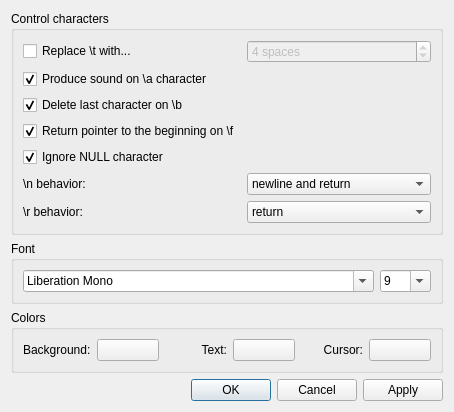
First picture: the form in src/ui/terminalsettings.ui, repository Tasssadar/Lorris, before the edit.
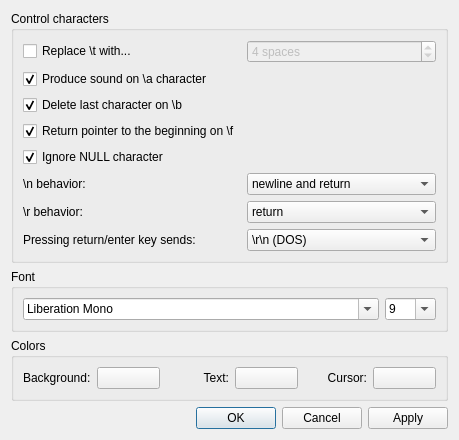
Second picture: the form after the edit.

Commit message: [705] Terminal: Add option to change what enter key sends

What changed in the file:
```diff
--- a/src/ui/terminalsettings.ui
+++ b/src/ui/terminalsettings.ui
@@ -6,8 +6,8 @@
    <rect>
     <x>0</x>
     <y>0</y>
-    <width>454</width>
-    <height>403</height>
+    <width>459</width>
+    <height>439</height>
    </rect>
   </property>
   <property name="windowTitle">
@@ -148,6 +148,37 @@
         </property>
        </widget>
       </item>
+      <item row="7" column="0">
+       <widget class="QLabel" name="label_6">
+        <property name="text">
+         <string>Pressing return/enter key sends:</string>
+        </property>
+       </widget>
+      </item>
+      <item row="7" column="1">
+       <widget class="QComboBox" name="enterSendBox">
+        <item>
+         <property name="text">
+          <string>\r\n (DOS)</string>
+         </property>
+        </item>
+        <item>
+         <property name="text">
+          <string>\n (UNIX)</string>
+         </property>
+        </item>
+        <item>
+         <property name="text">
+          <string>\r (MAC)</string>
+         </property>
+        </item>
+        <item>
+         <property name="text">
+          <string>\n\r</string>
+         </property>
+        </item>
+       </widget>
+      </item>
      </layout>
     </widget>
    </item>
```
The commit also changes 6 other files.
